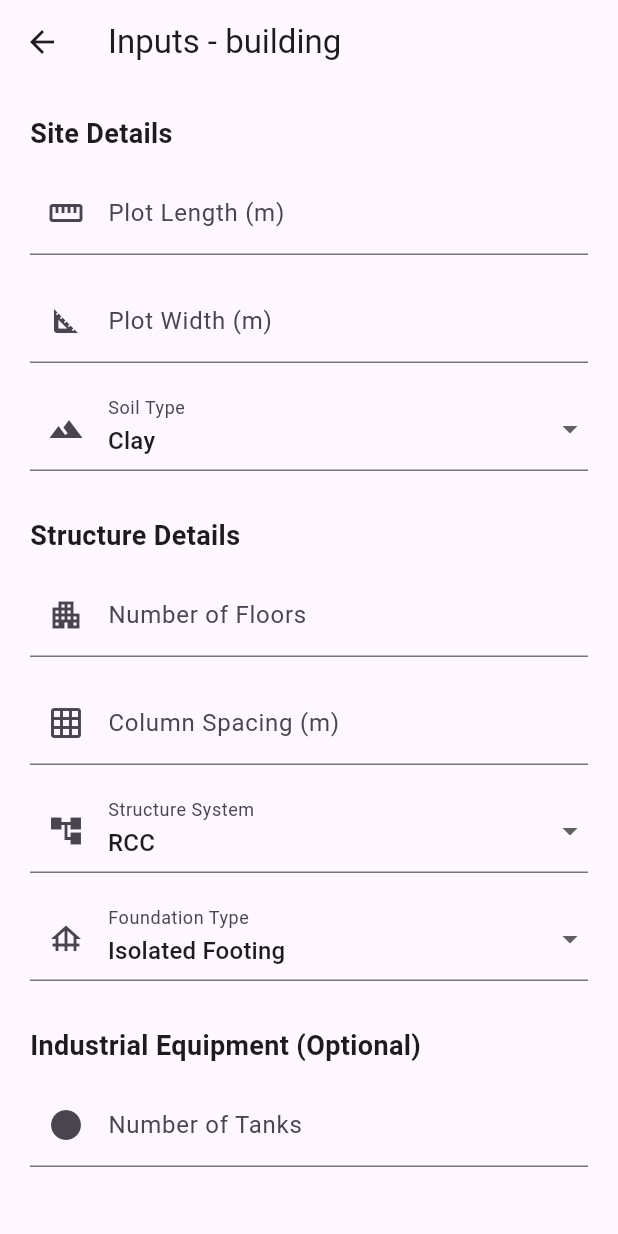
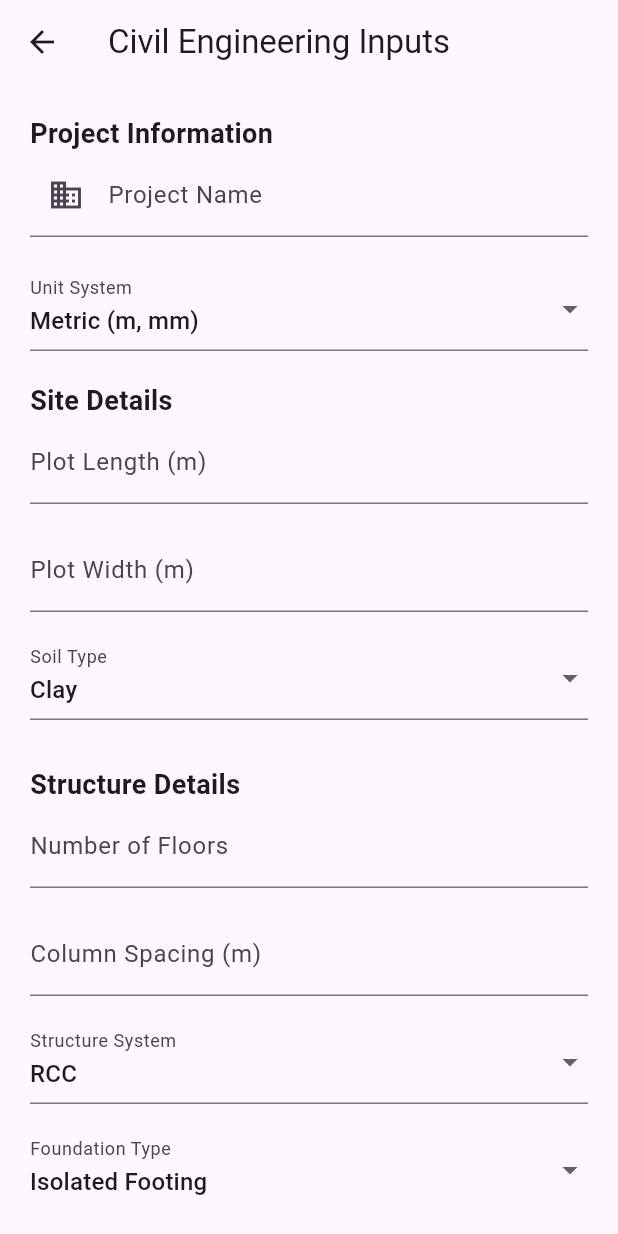
Before and after one commit to Abhi250996/civil_engg, a Flutter app: the HouseInputScreen screen opened by its route, on a phone screen of 412 x 824 dp. Run offline on Flutter 3.47's test engine with Material 3 defaults, Android fonts, the phone set to English and light mode, and no system bars; our stand-ins replace cloud_firestore, firebase_auth, firebase_core, get, get_storage; accounts and stored records are empty.

Commit message:
Image Generated done

```diff
--- a/Test_Project/lib/data/repositories/ai_repository.dart
+++ b/Test_Project/lib/data/repositories/ai_repository.dart
@@ -62,12 +62,11 @@ class AiRepository {
   /// =========================
   /// AI DRAWING GENERATION
   /// =========================
-
   Future<Map<String, dynamic>> generateDrawing({
     required Map<String, dynamic> inputData,
   }) async {
     final response = await http.post(
-      Uri.parse("$serverUrl/generate-drawing"),
+      Uri.parse("http://localhost:3000/generate-drawing"),
       headers: {"Content-Type": "application/json"},
       body: jsonEncode(inputData),
     );
--- a/Test_Project/lib/features/calculations/screens/structure_input_screen.dart
+++ b/Test_Project/lib/features/calculations/screens/structure_input_screen.dart
@@ -14,123 +14,192 @@ class HouseInputScreen extends StatefulWidget {
 
 class _HouseInputScreenState extends State<HouseInputScreen> {
   final CalculationController controller = Get.find();
-
   final GlobalKey<FormState> _formKey = GlobalKey<FormState>();
 
   final args = Get.arguments ?? {};
 
-  /// =========================
-  /// CONTROLLERS
-  /// =========================
+  /// PROJECT
+  final projectNameController = TextEditingController();
 
+  String unitSystem = "Metric";
+  String drawingScale = "1:100";
+  String northDirection = "North";
+
+  /// SITE
   final lengthController = TextEditingController();
   final widthController = TextEditingController();
+
+  String soilType = "Clay";
+
+  /// STRUCTURE
   final floorsController = TextEditingController();
   final columnSpacingController = TextEditingController();
+  String structureSystem = "RCC";
+  String foundationType = "Isolated Footing";
 
+  /// GRID
+  final gridSpacingController = TextEditingController();
+
+  /// LEVELS
+  final plinthLevelController = TextEditingController();
+  final floorHeightController = TextEditingController();
+
+  /// MATERIAL
+  String concreteGrade = "M25";
+  String steelGrade = "Fe500";
+
+  /// ROAD
+  final roadWidthController = TextEditingController();
+  final drainSlopeController = TextEditingController();
+  final descriptionController = TextEditingController();
+
+  /// UTILITIES
+  bool waterSupply = true;
+  bool sewerSystem = true;
+  bool electricalLayout = true;
+  bool hvacSystem = false;
+
+  /// INDUSTRIAL
   final tanksController = TextEditingController();
   final pumpsController = TextEditingController();
   final pipeDiameterController = TextEditingController();
 
-  String structureSystem = "RCC";
-  String foundationType = "Isolated Footing";
-  String soilType = "Clay";
-
-  /// =========================
-  /// GENERATE DRAWING
-  /// =========================
-
   void generateDrawing() {
     if (!_formKey.currentState!.validate()) return;
 
-    final structureType = args["type"] ?? "building";
+    final customDescription = descriptionController.text.trim();
 
-    final length = lengthController.text;
-    final width = widthController.text;
-    final floors = floorsController.text.isEmpty ? "1" : floorsController.text;
-    final columnSpacing = columnSpacingController.text;
-
-    final tanks = tanksController.text.isEmpty ? "0" : tanksController.text;
-    final pumps = pumpsController.text.isEmpty ? "0" : pumpsController.text;
-    final pipeDiameter = pipeDiameterController.text.isEmpty
-        ? "0"
-        : pipeDiameterController.text;
-
-    /// Build AI prompt using user inputs
     final prompt =
         """
-Generate a civil engineering layout drawing.
+Generate a professional civil engineering drawing.
+
+Project:
+Name: ${projectNameController.text}
+Units: $unitSystem
+Scale: $drawingScale
+North: $northDirection
 
 Site:
-Length: $length meters
-Width: $width meters
+Length: ${lengthController.text} m
+Width: ${widthController.text} m
 Soil type: $soilType
 
 Structure:
-Type: $structureType
-Floors: $floors
-Column spacing: $columnSpacing meters
+Floors: ${floorsController.text}
+Column spacing: ${columnSpacingController.text} m
 Structure system: $structureSystem
 Foundation: $foundationType
 
+Grid:
+Grid spacing: ${gridSpacingController.text} m
+
+Levels:
+Plinth level: ${plinthLevelController.text} m
+Floor height: ${floorHeightController.text} m
+
+Materials:
+Concrete: $concreteGrade
+Steel: $steelGrade
+
+Road:
+Road width: ${roadWidthController.text} m
+Drain slope: ${drainSlopeController.text} %
+
+Utilities:
+Water supply: $waterSupply
+Sewer system: $sewerSystem
+Electrical: $electricalLayout
+HVAC: $hvacSystem
+
 Industrial Equipment:
-Tanks: $tanks
-Pumps: $pumps
-Pipe diameter: $pipeDiameter mm
+Tanks: ${tanksController.text}
+Pumps: ${pumpsController.text}
+Pipe diameter: ${pipeDiameterController.text} mm
 
-Return JSON layout using objects:
-rectangle, circle, line, pipe, equipment, dimension, text.
+${customDescription.isNotEmpty ? """
+
+Engineer Special Instructions:
+$customDescription
+
+IMPORTANT:
+Prioritize these instructions while generating the layout.
+
+""" : ""}
+
+Return structured drawing objects using:
+rectangle, line, circle, pipe, equipment, dimension, text.
 """;
 
     controller.generateAIDrawing(prompt);
+    Get.toNamed(RouteConstants.drawingResult);
+  }
 
-    Get.toNamed(RouteConstants.drawingResult);
+  Widget sectionTitle(String text) {
+    return Align(
+      alignment: Alignment.centerLeft,
+      child: Text(
+        text,
+        style: const TextStyle(fontSize: 18, fontWeight: FontWeight.bold),
+      ),
+    );
   }
 
   @override
   Widget build(BuildContext context) {
-    final structureType = args["type"] ?? "building";
-
     return Scaffold(
-      appBar: AppBar(title: Text("Inputs - $structureType")),
-
+      appBar: AppBar(title: const Text("Civil Engineering Inputs")),
       body: Center(
         child: SizedBox(
-          width: 600,
-
+          width: 700,
           child: Padding(
             padding: const EdgeInsets.all(20),
-
             child: SingleChildScrollView(
               child: Form(
                 key: _formKey,
-
                 child: Column(
                   children: [
-                    /// =========================
-                    /// SITE DETAILS
-                    /// =========================
-                    const Align(
-                      alignment: Alignment.centerLeft,
-                      child: Text(
-                        "Site Details",
-                        style: TextStyle(
-                          fontWeight: FontWeight.bold,
-                          fontSize: 18,
-                        ),
+                    /// PROJECT
+                    sectionTitle("Project Information"),
+                    TextFormField(
+                      controller: projectNameController,
+                      decoration: const InputDecoration(
+                        labelText: "Project Name",
+                        prefixIcon: Icon(Icons.business),
                       ),
                     ),
 
-                    const SizedBox(height: 12),
+                    const SizedBox(height: 20),
+
+                    DropdownButtonFormField(
+                      value: unitSystem,
+                      items: const [
+                        DropdownMenuItem(
+                          value: "Metric",
+                          child: Text("Metric (m, mm)"),
+                        ),
+                        DropdownMenuItem(
+                          value: "Imperial",
+                          child: Text("Imperial (ft, in)"),
+                        ),
+                      ],
+                      onChanged: (v) => unitSystem = v.toString(),
+                      decoration: const InputDecoration(
+                        labelText: "Unit System",
+                      ),
+                    ),
+
+                    const SizedBox(height: 20),
+
+                    /// SITE
+                    sectionTitle("Site Details"),
 
                     TextFormField(
                       controller: lengthController,
                       keyboardType: TextInputType.number,
-                      validator: (value) =>
-                          Validators.validatePositiveNumber(value, "Length"),
+                      validator: (v) =>
+                          Validators.validatePositiveNumber(v, "Length"),
                       decoration: const InputDecoration(
                         labelText: "Plot Length (m)",
-                        prefixIcon: Icon(Icons.straighten),
                       ),
                     ),
 
@@ -139,11 +208,10 @@ rectangle, circle, line, pipe, equipment, dimension, text.
                     TextFormField(
                       controller: widthController,
                       keyboardType: TextInputType.number,
-                      validator: (value) =>
-                          Validators.validatePositiveNumber(value, "Width"),
+                      validator: (v) =>
+                          Validators.validatePositiveNumber(v, "Width"),
                       decoration: const InputDecoration(
                         labelText: "Plot Width (m)",
-                        prefixIcon: Icon(Icons.square_foot),
                       ),
                     ),
 
@@ -161,36 +229,19 @@ rectangle, circle, line, pipe, equipment, dimension, text.
                         DropdownMenuItem(value: "Rock", child: Text("Rock")),
                       ],
                       onChanged: (v) => soilType = v.toString(),
-                      decoration: const InputDecoration(
-                        labelText: "Soil Type",
-                        prefixIcon: Icon(Icons.landscape),
-                      ),
+                      decoration: const InputDecoration(labelText: "Soil Type"),
                     ),
 
                     const SizedBox(height: 30),
 
-                    /// =========================
-                    /// STRUCTURE DETAILS
-                    /// =========================
-                    const Align(
-                      alignment: Alignment.centerLeft,
-                      child: Text(
-                        "Structure Details",
-                        style: TextStyle(
-                          fontWeight: FontWeight.bold,
-                          fontSize: 18,
-                        ),
-                      ),
-                    ),
-
-                    const SizedBox(height: 12),
+                    /// STRUCTURE
+                    sectionTitle("Structure Details"),
 
                     TextFormField(
                       controller: floorsController,
                       keyboardType: TextInputType.number,
                       decoration: const InputDecoration(
                         labelText: "Number of Floors",
-                        prefixIcon: Icon(Icons.apartment),
                       ),
                     ),
 
@@ -199,13 +250,8 @@ rectangle, circle, line, pipe, equipment, dimension, text.
                     TextFormField(
                       controller: columnSpacingController,
                       keyboardType: TextInputType.number,
-                      validator: (value) => Validators.validatePositiveNumber(
-                        value,
-                        "Column Spacing",
-                      ),
                       decoration: const InputDecoration(
                         labelText: "Column Spacing (m)",
-                        prefixIcon: Icon(Icons.grid_on),
                       ),
                     ),
 
@@ -224,7 +270,6 @@ rectangle, circle, line, pipe, equipment, dimension, text.
                       onChanged: (v) => structureSystem = v.toString(),
                       decoration: const InputDecoration(
                         labelText: "Structure System",
-                        prefixIcon: Icon(Icons.account_tree),
                       ),
                     ),
 
@@ -249,34 +294,81 @@ rectangle, circle, line, pipe, equipment, dimension, text.
                       onChanged: (v) => foundationType = v.toString(),
                       decoration: const InputDecoration(
                         labelText: "Foundation Type",
-                        prefixIcon: Icon(Icons.foundation),
                       ),
                     ),
 
                     const SizedBox(height: 30),
 
-                    /// =========================
-                    /// INDUSTRIAL EQUIPMENT
-                    /// =========================
-                    const Align(
-                      alignment: Alignment.centerLeft,
-                      child: Text(
-                        "Industrial Equipment (Optional)",
-                        style: TextStyle(
-                          fontWeight: FontWeight.bold,
-                          fontSize: 18,
-                        ),
+                    /// MATERIAL
+                    sectionTitle("Materials"),
+
+                    DropdownButtonFormField(
+                      value: concreteGrade,
+                      items: const [
+                        DropdownMenuItem(value: "M20", child: Text("M20")),
+                        DropdownMenuItem(value: "M25", child: Text("M25")),
+                        DropdownMenuItem(value: "M30", child: Text("M30")),
+                      ],
+                      onChanged: (v) => concreteGrade = v.toString(),
+                      decoration: const InputDecoration(
+                        labelText: "Concrete Grade",
                       ),
                     ),
 
-                    const SizedBox(height: 12),
+                    const SizedBox(height: 16),
+
+                    DropdownButtonFormField(
+                      value: steelGrade,
+                      items: const [
+                        DropdownMenuItem(value: "Fe415", child: Text("Fe415")),
+                        DropdownMenuItem(value: "Fe500", child: Text("Fe500")),
+                        DropdownMenuItem(value: "Fe550", child: Text("Fe550")),
+                      ],
+                      onChanged: (v) => steelGrade = v.toString(),
+                      decoration: const InputDecoration(
+                        labelText: "Steel Grade",
+                      ),
+                    ),
+
+                    const SizedBox(height: 30),
+
+                    /// UTILITIES
+                    sectionTitle("Utilities"),
+
+                    CheckboxListTile(
+                      value: waterSupply,
+                      title: const Text("Water Supply"),
+                      onChanged: (v) => setState(() => waterSupply = v!),
+                    ),
+
+                    CheckboxListTile(
+                      value: sewerSystem,
+                      title: const Text("Sewer System"),
+                      onChanged: (v) => setState(() => sewerSystem = v!),
+                    ),
+
+                    CheckboxListTile(
+                      value: electricalLayout,
+                      title: const Text("Electrical Layout"),
+                      onChanged: (v) => setState(() => electricalLayout = v!),
+                    ),
+
+                    CheckboxListTile(
+                      value: hvacSystem,
+                      title: const Text("HVAC System"),
+                      onChanged: (v) => setState(() => hvacSystem = v!),
+                    ),
+
+                    const SizedBox(height: 30),
+
+                    /// INDUSTRIAL
+                    sectionTitle("Industrial Equipment"),
 
                     TextFormField(
                       controller: tanksController,
                       keyboardType: TextInputType.number,
                       decoration: const InputDecoration(
                         labelText: "Number of Tanks",
-                        prefixIcon: Icon(Icons.circle),
                       ),
                     ),
 
@@ -287,7 +379,6 @@ rectangle, circle, line, pipe, equipment, dimension, text.
                       keyboardType: TextInputType.number,
                       decoration: const InputDecoration(
                         labelText: "Number of Pumps",
-                        prefixIcon: Icon(Icons.settings),
                       ),
                     ),
 
@@ -298,15 +389,31 @@ rectangle, circle, line, pipe, equipment, dimension, text.
                       keyboardType: TextInputType.number,
                       decoration: const InputDecoration(
                         labelText: "Pipe Diameter (mm)",
-                        prefixIcon: Icon(Icons.linear_scale),
                       ),
                     ),
 
                     const SizedBox(height: 30),
 
                     /// =========================
-                    /// GENERATE BUTTON
+                    /// ENGINEER NOTES
                     /// =========================
+                    sectionTitle("Engineer Notes / Special Instructions"),
+
+                    const SizedBox(height: 12),
+
+                    TextFormField(
+                      controller: descriptionController,
+                      maxLines: 5,
+                      decoration: const InputDecoration(
+                        labelText: "Custom Description (Optional)",
+                        hintText:
+                            "Example:\nProvide parking area in front.\nPlace staircase on west side.\nAdd two water tanks.",
+                        prefixIcon: Icon(Icons.notes),
+                        border: OutlineInputBorder(),
+                      ),
+                    ),
+                    const SizedBox(height: 16),
+
                     SizedBox(
                       width: double.infinity,
                       child: ElevatedButton(
```
Also changed, not shown: Test_Project/lib/features/calculations/controllers/calculation_controller.dart (+4 -133 lines), Test_Project/lib/features/calculations/screens/drawing_result_screen.dart (+20 -80 lines), 1 other file.
